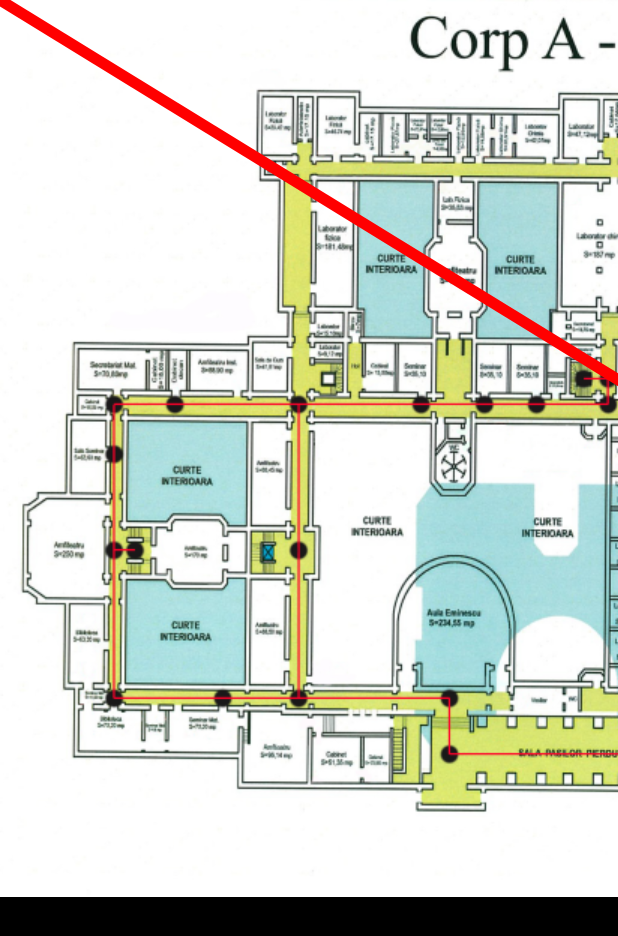
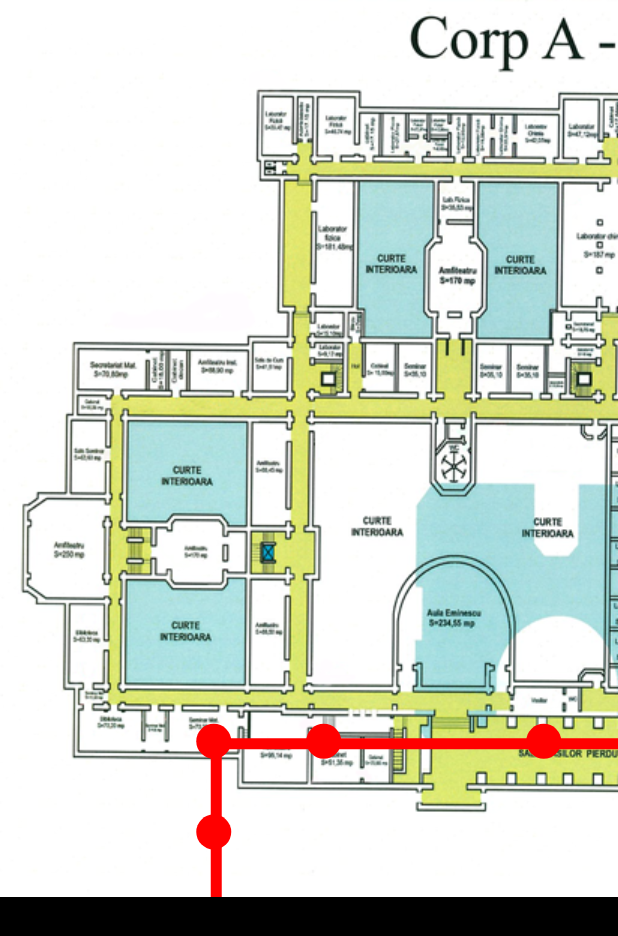
Before and after one commit to mirela24/aplicatie_licenta_2, an Android app: the MainActivity screen opened directly, with no data from a screen before it, on a phone screen of 412 x 824 dp. Shown: the top 936 px of the screen. Run offline under Robolectric (Android 15) with nearby library versions, the light colour scheme and no system bars.

Commit message:
Traseu Complet

```diff
--- a/app/src/main/AndroidManifest.xml
+++ b/app/src/main/AndroidManifest.xml
@@ -12,13 +12,21 @@
         android:supportsRtl="true"
         android:theme="@style/Theme.3Pagini"
         tools:targetApi="31">
+
         <activity
-        android:name=".MainActivity"
+        android:name=".GhidUAIC"
         android:exported="true">
         <meta-data
             android:name="android.app.lib_name"
             android:value="" />
-    </activity>
+        </activity>
+        <activity
+            android:name=".MainActivity"
+            android:exported="true">
+            <meta-data
+                android:name="android.app.lib_name"
+                android:value="" />
+        </activity>
         <activity
             android:name=".Pagina3"
             android:exported="false">
--- a/app/src/main/java/com/example/a3pagini/Dijkstra.kt
+++ b/app/src/main/java/com/example/a3pagini/Dijkstra.kt
@@ -1,13 +1,13 @@
 package com.example.a3pagini
 
-class Dijkstra(private val nrNoduri: Int, mAd: Array<IntArray>, start: Int) {
+class Dijkstra(private val nrNoduri: Int, mAd: Array<IntArray>, start: Int, noduri: ArrayList<Nod>) {
     private val dist: IntArray //va tine distanta cea mai scurta de la sursa la nodul i
     private val pred: IntArray
     private val vizitat: BooleanArray //va fi true daca nodul i este inclus in arborele de drum minim
 
     init {
-        dist = IntArray(nrNoduri)
-        pred = IntArray(nrNoduri)
+        dist = IntArray(noduri.size+1)
+        pred = IntArray(noduri.size+1)
         vizitat = BooleanArray(nrNoduri)
         for (i in 0 until nrNoduri) {
             dist[i] = Int.MAX_VALUE
--- a/app/src/main/java/com/example/a3pagini/GhidUAIC.kt
+++ b/app/src/main/java/com/example/a3pagini/GhidUAIC.kt
@@ -61,7 +61,7 @@ class GhidUAIC (imgZonaTraseu: ImageView, wImg: Int, hImg:Int){
         //citim informatiile despre noduri si matricea de adiacenta
         citesteMatriceAdiacenta()
 
-        A
+
 
     }
     public fun mutaSursa(x: Float, y: Float){
@@ -71,6 +71,9 @@ class GhidUAIC (imgZonaTraseu: ImageView, wImg: Int, hImg:Int){
         if(etajCurent==1)
             cnvInterfata.drawBitmap(bmpEtaj1,rSursa,rDestiatie,paint)
         imgInterfata.invalidate()
+
+
+
     }
     private fun creazaImaginiTraseu(){
         paint = Paint()
@@ -81,8 +84,28 @@ class GhidUAIC (imgZonaTraseu: ImageView, wImg: Int, hImg:Int){
         cnvEtaj1.drawBitmap(imgEtaj1,tempRect,tempRect,null)
         //apoi celelalte etaje
         //desenam traseul
-        cnvEtaj1.drawLine(0F, 0F, tempRect.right.toFloat(),tempRect.bottom.toFloat(), paint)
+        //cnvEtaj1.drawLine(0F, 0F, tempRect.right.toFloat(),tempRect.bottom.toFloat(), paint)
         //............
+
+       for(i in 0..10) {
+           cnvEtaj1.drawLine(noduri[i].X+10, noduri[i].Y+15, noduri[i+1].X+10, noduri[i+1].Y+15, paint)
+         }
+        cnvEtaj1.drawLine(noduri[10].X+10, noduri[10].Y+15, noduri[12].X+10, noduri[12].Y+15, paint)
+        for(i in 12..14) {
+            cnvEtaj1.drawLine(noduri[i].X+10, noduri[i].Y+15, noduri[i+1].X+10, noduri[i+1].Y+15, paint)
+        }
+        cnvEtaj1.drawLine(noduri[13].X+10, noduri[13].Y+15, noduri[16].X+10, noduri[16].Y+15, paint)
+
+        for(i in 16..18) {
+            cnvEtaj1.drawLine(noduri[i].X+10, noduri[i].Y+15, noduri[i+1].X+10, noduri[i+1].Y+15, paint)
+        }
+
+        for(nod: Nod in noduri) {
+           cnvEtaj1.drawOval(nod.X-10, nod.Y-5, nod.X+35-10, nod.Y+35-5, paint)
+        }
+        imgInterfata.invalidate()
+
+
     }
     public fun citesteNoduri() {
         noduri= ArrayList<Nod>()
@@ -105,17 +128,26 @@ class GhidUAIC (imgZonaTraseu: ImageView, wImg: Int, hImg:Int){
                 }
             } else if (eventType == XmlPullParser.TEXT) {
                 if (tagCitit == "id") nodCitit.Id = xmlNoduri.getText().toInt()
-                if (tagCitit == "X") nodCitit.X = xmlNoduri.getText().toFloat()
-                if (tagCitit == "Y") nodCitit.Y = xmlNoduri.getText().toFloat()
-                if (tagCitit == "Z") nodCitit.Z = xmlNoduri.getText().toFloat()
+                if (tagCitit == "X") nodCitit.X = 2.75f*xmlNoduri.getText().toFloat()
+                if (tagCitit == "Y") nodCitit.Y = 2.75f*xmlNoduri.getText().toFloat()
+                if (tagCitit == "Z") nodCitit.Z = 2.75f*xmlNoduri.getText().toFloat()
                 if (tagCitit == "nume") nodCitit.nume = xmlNoduri.getText().toString()
             }
             eventType = xmlNoduri.next()
         }
     }
+
+    public fun daNod(id: Int):Nod {
+        for(nod: Nod in noduri) {
+            if(nod.Id==id)
+                return nod
+        }
+        return Nod()
+    }
+
     public fun citesteMatriceAdiacenta() {
         citesteNoduri()
-        A = MatriceRara(noduri.size,noduri.size)
+       A = MatriceRara(noduri.size,noduri.size)
         var indexNod1: Int =0
         var indexNod2: Int =0
         var tagCitit: String = ""
@@ -129,9 +161,13 @@ class GhidUAIC (imgZonaTraseu: ImageView, wImg: Int, hImg:Int){
                 tagCitit = xmlVecini.getName()
             } else if (eventType == XmlPullParser.END_TAG) {
                 if (xmlVecini.getName() == "legatura") {
-                    var n1:Nod = noduri[indexNod1]
-                    var n2:Nod = noduri[indexNod2]
-                    var distanta:Float=1f//distanta dintre cele 2 noduri
+                    var n1:Nod = daNod(indexNod1)
+                    var n2:Nod = daNod(indexNod2)
+                    var distanta: Float
+                    distanta = (Math.pow((n1.X-n2.X).toDouble(), 2.0) + Math.pow((n1.Y-n2.Y).toDouble(),
+                        2.0
+                    )).toFloat()
+                    distanta = Math.sqrt(distanta.toDouble()).toFloat()
                     A.set(indexNod1,indexNod2,distanta)
                 }
             } else if (eventType == XmlPullParser.TEXT) {
@@ -140,6 +176,7 @@ class GhidUAIC (imgZonaTraseu: ImageView, wImg: Int, hImg:Int){
             }
             eventType = xmlVecini.next()
         }
+
     }
 
 
--- a/app/src/main/res/xml/noduri.xml
+++ b/app/src/main/res/xml/noduri.xml
@@ -2,168 +2,160 @@
 <Noduri xmlns:android="http://schemas.android.com/apk/res/android">
 	<nod>
 		<id>16</id>
-		<X>12.25</X>
-		<Y>9.75</Y>
+		<X>387</X>
+		<Y>248</Y>
 		<Z>2</Z>
 		<nume></nume>
 	</nod>
 
 	<nod>
 		<id>23</id>
-		<X>12.8</X>
-		<Y>9.75</Y>
+		<X>403</X>
+		<Y>248</Y>
 		<Z>2</Z>
 		<nume></nume>
 	</nod>
 
 	<nod>
 		<id>24</id>
-		<X>12.8</X>
-		<Y>10.4</Y>
+		<X>403</X>
+		<Y>265</Y>
 		<Z>2</Z>
 		<nume></nume>
 	</nod>
 
 	<nod>
 		<id>25</id>
-		<X>11.35</X>
-		<Y>10.4</Y>
+		<X>355</X>
+		<Y>265</Y>
 		<Z>2</Z>
 		<nume>Sala 2.6</nume>
 	</nod>
 
 	<nod>
 		<id>26</id>
-		<X>10.25</X>
-		<Y>10.4</Y>
+		<X>322</X>
+		<Y>265</Y>
 		<Z>2</Z>
 		<nume>Sala 2.5</nume>
 	</nod>
 
 	<nod>
 		<id>27</id>
-		<X>8.9</X>
-		<Y>10.4</Y>
+		<X>278</X>
+		<Y>265</Y>
 		<Z>2</Z>
 		<nume>L4</nume>
 	</nod>
 
 	<nod>
 		<id>28</id>
-		<X>6.4</X>
-		<Y>10.4</Y>
+		<X>195</X>
+		<Y>265</Y>
 		<Z>2</Z>
 		<nume></nume>
 	</nod>
 
 	<nod>
 		<id>29</id>
-		<X>3.8</X>
-		<Y>10.4</Y>
+		<X>115</X>
+		<Y>265</Y>
 		<Z>2</Z>
 		<nume>Decanat</nume>
 	</nod>
 
 	<nod>
 		<id>30</id>
-		<X>3.3</X>
-		<Y>10.4</Y>
+		<X>75</X>
+		<Y>265</Y>
 		<Z>2</Z>
 		<nume>Secretariat</nume>
 	</nod>
 
 	<nod>
 		<id>31</id>
-		<X>3.3</X>
-		<Y>11.7</Y>
+		<X>75</X>
+		<Y>298</Y>
 		<Z>2</Z>
 		<nume>Sala 2.1</nume>
 	</nod>
 
 	<nod>
 		<id>32</id>
-		<X>3.3</X>
-		<Y>13</Y>
+		<X>75</X>
+		<Y>363</Y>
 		<Z>2</Z>
 		<nume></nume>
 	</nod>
 
 	<nod>
 		<id>33</id>
-		<X>3</X>
-		<Y>13</Y>
-		<Z>2</Z>
-		<nume>Amfiteatrul II.4</nume>
-	</nod>
-
-	<nod>
-		<id>33</id>
-		<X>3</X>
-		<Y>13</Y>
+		<X>90</X>
+		<Y>363</Y>
 		<Z>2</Z>
 		<nume>Amfiteatrul II.4</nume>
 	</nod>
 
 	<nod>
 		<id>34</id>
-		<X>3.3</X>
-		<Y>15.75</Y>
+		<X>75</X>
+		<Y>460</Y>
 		<Z>2</Z>
 		<nume></nume>
 	</nod>
 
 	<nod>
 		<id>35</id>
-		<X>5.2</X>
-		<Y>15.75</Y>
+		<X>145</X>
+		<Y>460</Y>
 		<Z>2</Z>
 		<nume>Seminar Matematica</nume>
 	</nod>
 
 	<nod>
 		<id>36</id>
-		<X>6.4</X>
-		<Y>15.75</Y>
+		<X>195</X>
+		<Y>460</Y>
 		<Z>2</Z>
 		<nume>Amfiteatrul Myller</nume>
 	</nod>
 
 	<nod>
 		<id>37</id>
-		<X>6.4</X>
-		<Y>13</Y>
+		<X>195</X>
+		<Y>363</Y>
 		<Z>2</Z>
 		<nume></nume>
 	</nod>
 
 	<nod>
 		<id>39</id>
-		<X>9.5</X>
-		<Y>15.75</Y>
+		<X>297</X>
+		<Y>460</Y>
 		<Z>2</Z>
 		<nume></nume>
 	</nod>
 
 	<nod>
 		<id>40</id>
-		<X>9.5</X>
-		<Y>16.45</Y>
+		<X>297</X>
+		<Y>498</Y>
 		<Z>2</Z>
 		<nume></nume>
 	</nod>
 
 	<nod>
 		<id>41</id>
-		<X>21.75</X>
-		<Y>16.45</Y>
+		<X>672</X>
+		<Y>498</Y>
 		<Z>2</Z>
 		<nume></nume>
 	</nod>
 
 	<nod>
 		<id>42</id>
-		<X>21.75</X>
-		<Y>17.35</Y>
+		<X>672</X>
+		<Y>525</Y>
 		<Z>2</Z>
 		<nume></nume>
 	</nod>
--- a/app/src/main/res/xml/vecini.xml
+++ b/app/src/main/res/xml/vecini.xml
@@ -1,12 +1,12 @@
 <?xml version="1.0" encoding="utf-8"?>
 <vecini xmlns:android="http://schemas.android.com/apk/res/android">
     <legatura>
-        <idNod1>16B</idNod1>
+        <idNod1>16</idNod1>
         <idNod2>23</idNod2>
     </legatura>
     <legatura>
         <idNod1>23</idNod1>
-        <idNod2>16B</idNod2>
+        <idNod2>16</idNod2>
     </legatura>
     <legatura>
         <idNod1>23</idNod1>
```
Also changed, not shown: app/src/main/res/drawable-v24/etaj_secretariat.png (added), app/src/main/res/drawable/etaj_secretariat.png (deleted).
